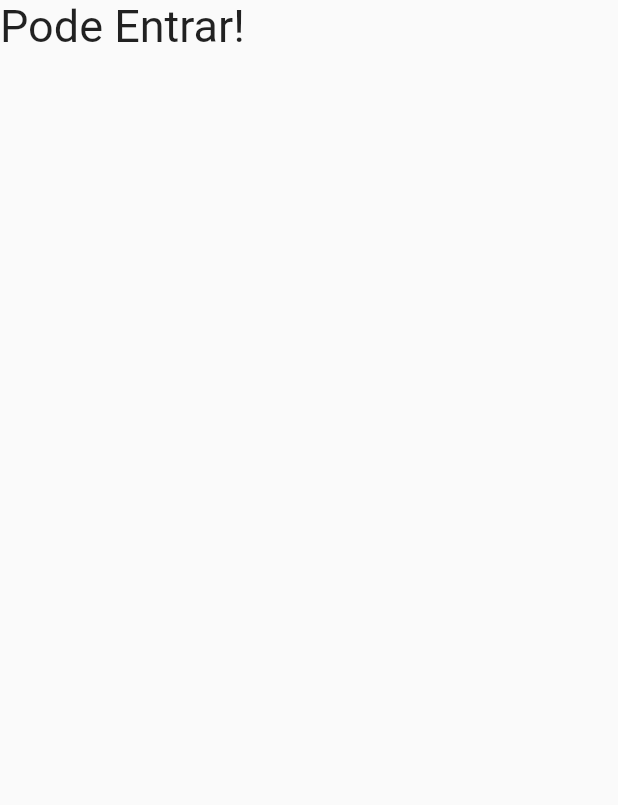
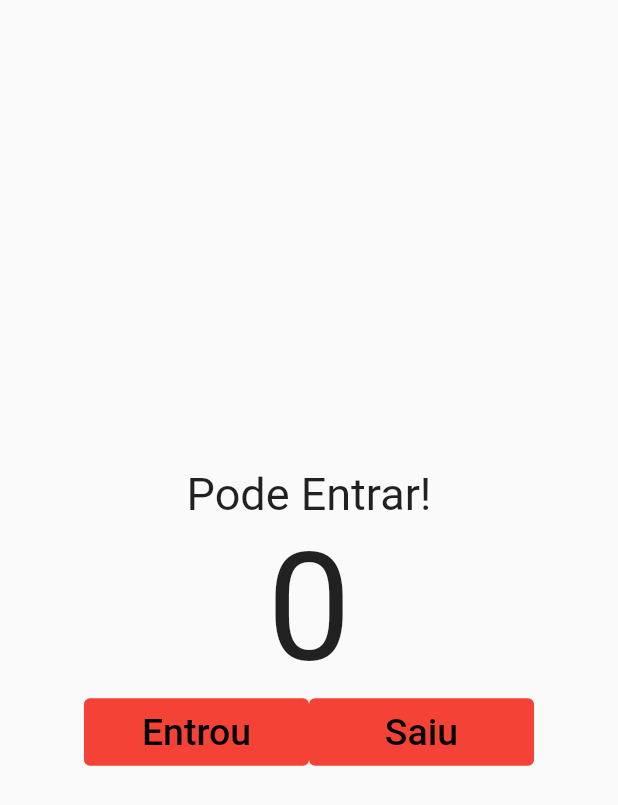
Before and after one commit to Natanaelforte/flutter_contador_pessoas, a Flutter app: the screen it shows after launch, on a phone screen of 412 x 824 dp. Shown: the top 805 px of the screen. Run offline on Flutter 3.47's test engine with Material 2 defaults, Android fonts, the light colour scheme and no system bars.

Commit message:
botoes_na_row

```diff
--- a/lib/main.dart
+++ b/lib/main.dart
@@ -16,12 +16,42 @@ class HomePage extends StatelessWidget {
   Widget build(BuildContext context) {
     return MaterialApp(
         home: Scaffold(
-      body: Column(children: const [
-        Text(
+      body: Column(
+        mainAxisAlignment: MainAxisAlignment.center,
+        children:  [
+        const Text(
           'Pode Entrar!',
           style: TextStyle(fontSize: 30),
-        )
-      ]),
-    ));
+        ),
+        const Text('0', style: TextStyle(fontSize: 100),),
+        Row(
+          mainAxisAlignment: MainAxisAlignment.center,
+          children: [
+            TextButton(
+              onPressed: () {},
+              style:const ButtonStyle(
+                backgroundColor: MaterialStatePropertyAll(Colors.red), fixedSize: MaterialStatePropertyAll(Size.fromWidth(150))
+                ),
+              child: const Text(
+                'Entrou',
+                style: TextStyle(color: Colors.black, fontSize: 25)
+               ),
+              ),
+            TextButton(
+              onPressed: () {},
+              style:const ButtonStyle(
+                backgroundColor: MaterialStatePropertyAll(Colors.red),fixedSize: MaterialStatePropertyAll(Size.fromWidth(150))
+                ),
+              child: const Text(
+                'Saiu',
+                style: TextStyle(color: Colors.black, fontSize: 25)
+               ),
+              ),
+             ],
+            ),
+          ]
+        ),
+      )
+    );
   }
 }
```
